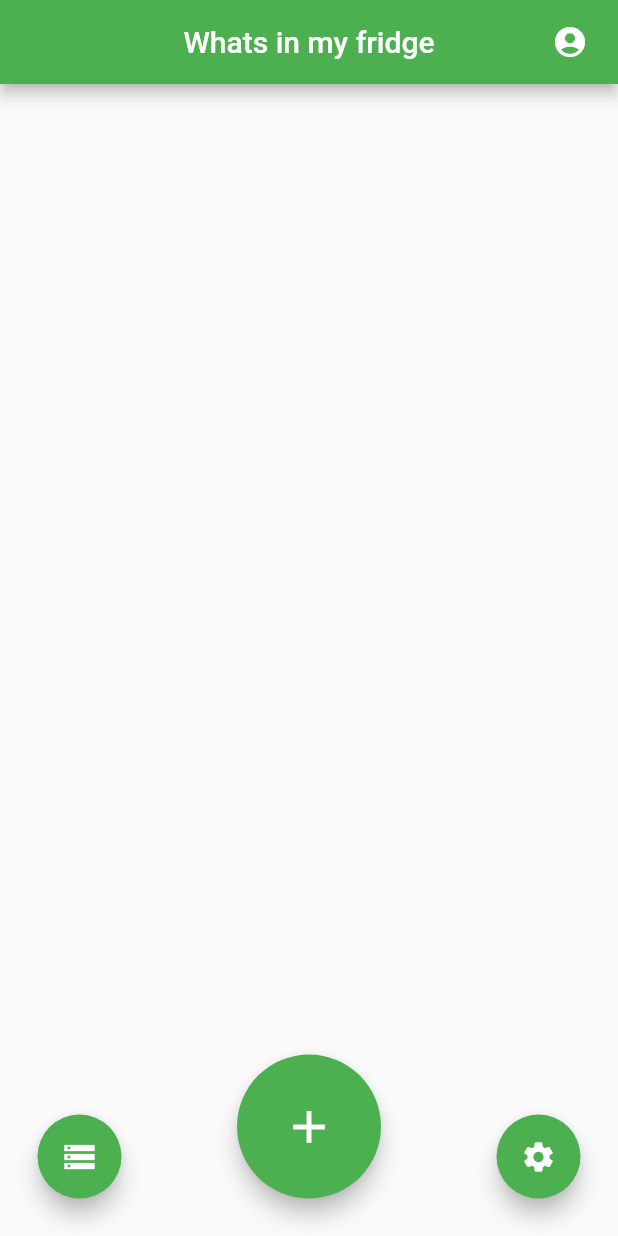
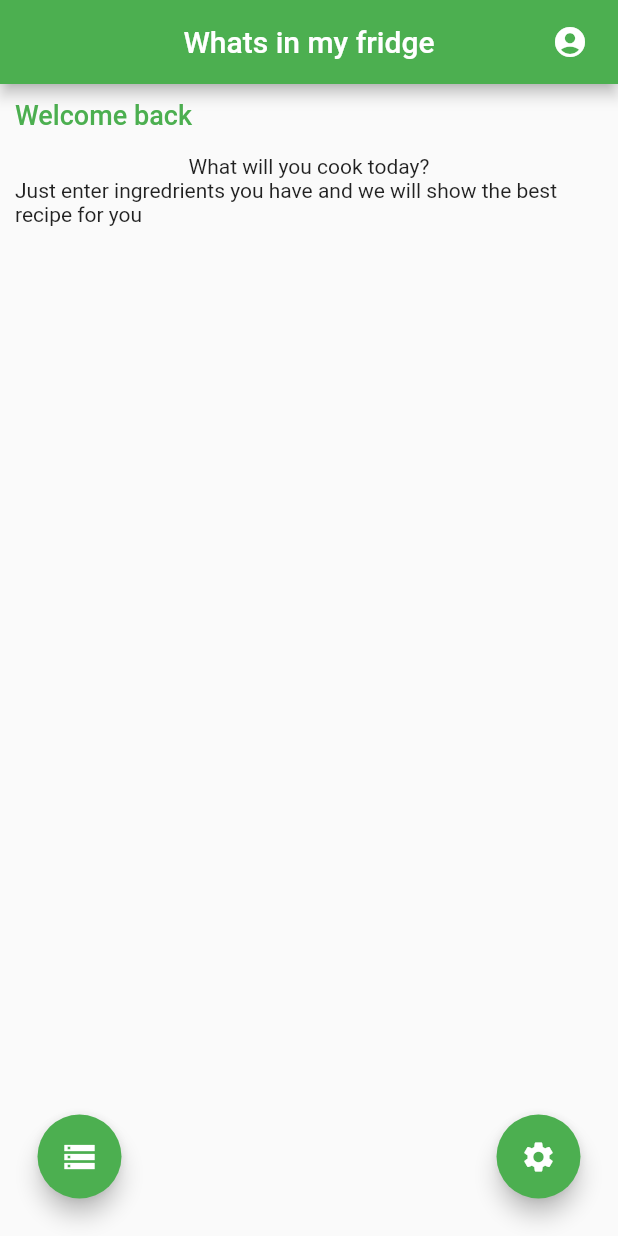
Before and after one commit to fredrikhoelseter/WhatsInMyFridge, a Flutter app: the ProfilePage screen opened directly with empty values, on a phone screen of 412 x 824 dp. Run offline on Flutter 3.47's test engine with Material 2 defaults, Android fonts, the phone set to English and light mode, and no system bars; our stand-ins replace cloud_firestore, firebase_auth, firebase_core; accounts and stored records are empty.

Commit message:
Started on landing page/ home page recipes etc.

```diff
--- a/lib/screens/profile_page.dart
+++ b/lib/screens/profile_page.dart
@@ -34,12 +34,25 @@ class _ProfilePageState extends State<ProfilePage> {
   }
   @override
   Widget build(BuildContext context) {
-    return const Scaffold(
+    return Scaffold(
       appBar: CustomAppBar(
         title: Text('Whats in my fridge'),
       ),
-      body: Center(
-
+      body: Container(
+        padding: EdgeInsets.all(10),
+        child: Column(
+          children: <Widget>[
+            Row(
+              children: [
+                Text('Welcome back', style: TextStyle(fontSize: 18, fontWeight: FontWeight.w500, color: Colors.green),),
+                Text('${_currentUser.email}', style: TextStyle(fontSize: 18, fontWeight: FontWeight.w600, color: Colors.blue),),
+              ],
+            ),
+            SizedBox(height: 16,),
+            Text('What will you cook today?'),
+            Text('Just enter ingredrients you have and we will show the best recipe for you'),
+          ],
+        ),
       ),
       floatingActionButton: NavigationButtons(),
       floatingActionButtonLocation:
--- a/lib/widgets/custom_appbar.dart
+++ b/lib/widgets/custom_appbar.dart
@@ -8,7 +8,7 @@ class CustomAppBar extends StatelessWidget implements PreferredSizeWidget {
 
   const CustomAppBar({
     Key? key, required this.title,
-    this.height = kToolbarHeight*3,
+    this.height = kToolbarHeight*1,
   }) : super(key: key);
 
 
--- a/lib/widgets/navigation_buttons.dart
+++ b/lib/widgets/navigation_buttons.dart
@@ -28,17 +28,6 @@ class NavigationButtons extends StatelessWidget {
             ),
 
             Align(
-              alignment: Alignment.bottomCenter,
-                child: FloatingActionButton.large(
-                  heroTag: "navBtn2",
-                  onPressed: () {
-                    Navigator.pushNamed(context, DataBaseTestPage.routeName);
-                    },
-                  child: const Icon(Icons.add, ),
-                ),
-            ),
-
-            Align(
               alignment: Alignment.bottomRight,
               child: FloatingActionButton(
                 heroTag: "navBtn3",
```
Also changed, not shown: lib/screens/databasetest_page.dart (+113 -33 lines).
